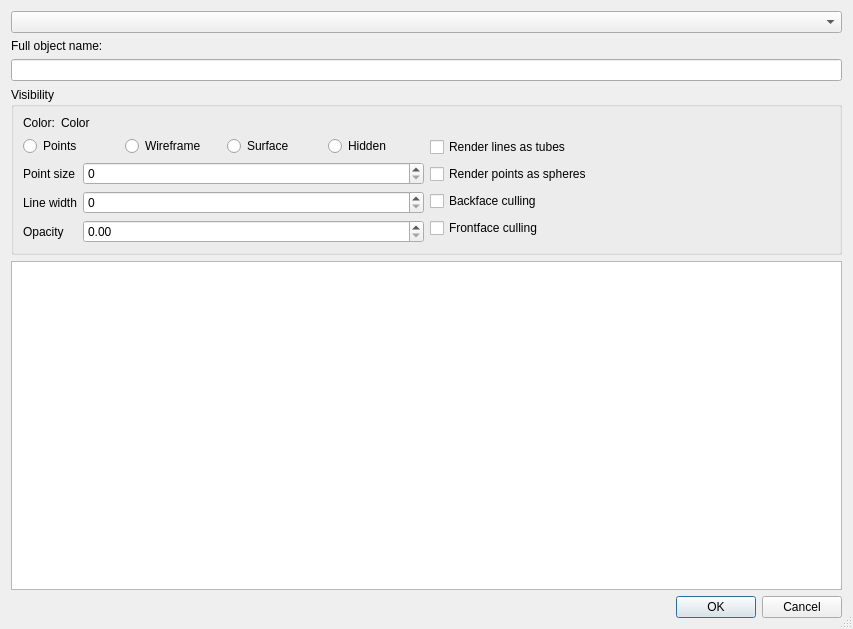
Above: forms/objectpropertiesdlg.ui from RasmusRPaulsen/Sumatra before the change. Below: the same form after it.
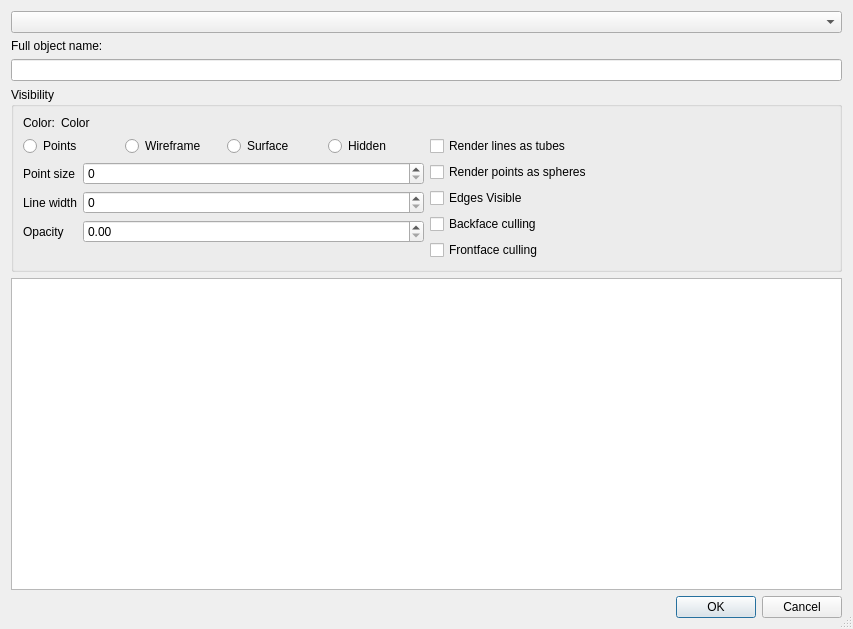
That is the form after the change.

What changed in the file:
```diff
--- a/forms/objectpropertiesdlg.ui
+++ b/forms/objectpropertiesdlg.ui
@@ -137,6 +137,13 @@
           </property>
          </widget>
         </item>
+        <item>
+         <widget class="QCheckBox" name="EdgesVisibleChk">
+          <property name="text">
+           <string>Edges Visible</string>
+          </property>
+         </widget>
+        </item>
         <item>
          <widget class="QCheckBox" name="BackFaceCullingChk">
           <property name="text">
```
